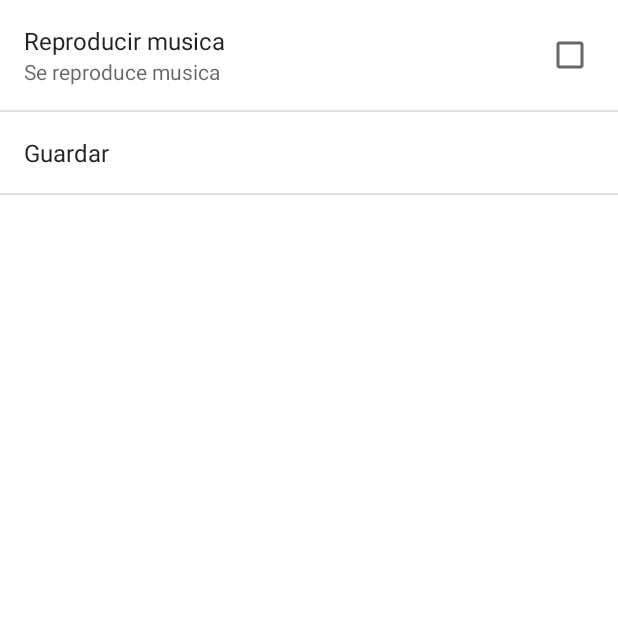
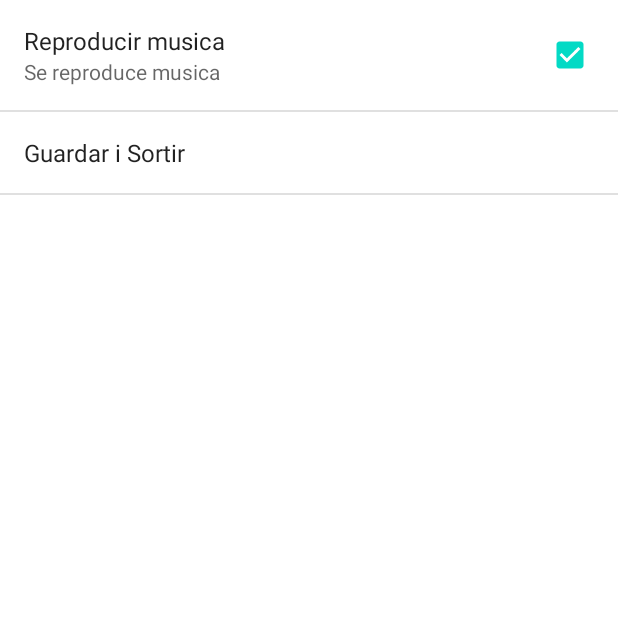
Before and after one commit to Hector423/ProjecteOrgueAPI23, an Android app: the screen it shows after launch (Preferencies), after a tap on "CONFIGURACIÓ", on a phone screen of 412 x 824 dp, the top half of it. Run offline under Robolectric (Android 15) with nearby library versions, the phone set to English and light mode, and no system bars.

Commit message:
musica preferencias done

```diff
--- a/app/src/main/java/com/example/projecteorgueapi23/MainActivity.java
+++ b/app/src/main/java/com/example/projecteorgueapi23/MainActivity.java
@@ -52,8 +52,15 @@ public class MainActivity extends AppCompatActivity {
         nom = findViewById(R.id.AfegirNom);
         iniciarPreguntes = findViewById(R.id.botoInici);
         preferencies = findViewById(R.id.preferencies);
+        SharedPreferences prefs = PreferenceManager.getDefaultSharedPreferences(this);
+        prefs.edit().putBoolean("musica", prefs.getBoolean("musica", true)).commit();
         if(musica.isUnMutedGeneral()) {
-            musica.playAudio(MainActivity.this);
+            if (!musica.isFirstReproduced()) {
+                musica.playAudio(MainActivity.this);
+                musica.setFirstReproduced(true);
+            } else {
+                musica.resumeAudio();
+            }
         }else{
             musica.pausaAudio();
         }
@@ -98,8 +105,6 @@ public class MainActivity extends AppCompatActivity {
 
         boolean prefMusica = pref.getBoolean("musica", true);
 
-//        Log.i("Booleano", "" + prefMusica);
-
         musica.setuNMutedGeneral(prefMusica);
     }
 }
--- a/app/src/main/java/com/example/projecteorgueapi23/Musica.java
+++ b/app/src/main/java/com/example/projecteorgueapi23/Musica.java
@@ -13,9 +13,11 @@ import java.util.Random;
 public class Musica {
     // MediaPlayer variables
     private static MediaPlayer mp = null;
-    private static final int maxVolumen = 60;
+    private static final float maxVolumen = 0.30f;
     private static boolean muted = true;
     private static boolean unMutedGeneral = true;
+
+    private static boolean firstReproduced = false;
 
     // SoundPool variables
     private static SoundPool sp = new SoundPool(5, AudioManager.STREAM_MUSIC, 0);
@@ -28,10 +30,10 @@ public class Musica {
 
     public static void playAudio(Context context) {
         mp.reset();
-        mp.setVolume(maxVolumen,maxVolumen);
         mp = MediaPlayer.create(context, R.raw.fondo);
         mp.setLooping(true);
         mp.start();
+        mp.setVolume(maxVolumen,maxVolumen);
     }
 
     public static void pausaAudio() {
@@ -43,6 +45,8 @@ public class Musica {
     public static void resumeAudio() {
         if (mp != null && !mp.isPlaying()) {
             mp.start();
+            mp.setLooping(true);
+            mp.setVolume(maxVolumen,maxVolumen);
         }
     }
 
@@ -54,6 +58,10 @@ public class Musica {
         Musica.unMutedGeneral = muted;
     }
 
+    public static boolean isFirstReproduced() { return firstReproduced; }
+
+    public static void setFirstReproduced(boolean firstReproduced) { Musica.firstReproduced = firstReproduced; }
+
     public static void soundButton(Context context) {
         soundId = sp.load(context, R.raw.boton, 1);
         sp.setOnLoadCompleteListener(new SoundPool.OnLoadCompleteListener() {
@@ -63,5 +71,4 @@ public class Musica {
             }
         });
     }
-
 }
--- a/app/src/main/java/com/example/projecteorgueapi23/PantallaEscollirGrup.java
+++ b/app/src/main/java/com/example/projecteorgueapi23/PantallaEscollirGrup.java
@@ -11,6 +11,7 @@ public class PantallaEscollirGrup extends AppCompatActivity {
 
 
     private Button botoA, botoB, botoC, botoD;
+    private Musica musica = new Musica();
 
     @Override
     protected void onCreate(Bundle savedInstanceState){
@@ -40,6 +41,9 @@ public class PantallaEscollirGrup extends AppCompatActivity {
         }
 
     public void openPantallaInici() {
+        if(musica.isUnMutedGeneral()) {
+            musica.soundButton(PantallaEscollirGrup.this);
+        }
         Intent intent = new Intent(this, PantallaInici.class);
         startActivity(intent);
     }
--- a/app/src/main/java/com/example/projecteorgueapi23/PantallaInfo.java
+++ b/app/src/main/java/com/example/projecteorgueapi23/PantallaInfo.java
@@ -9,6 +9,7 @@ import android.widget.Button;
 public class PantallaInfo extends AppCompatActivity {
 
     private Button botoTornar;
+    private Musica musica = new Musica();
     @Override
     protected void onCreate(Bundle savedInstanceState) {
         super.onCreate(savedInstanceState);
@@ -24,6 +25,9 @@ public class PantallaInfo extends AppCompatActivity {
 
 
     public void openPantallaInici(){
+        if(musica.isUnMutedGeneral()) {
+            musica.soundButton(PantallaInfo.this);
+        }
         Intent intent = new Intent(this, PantallaInici.class);
         startActivity(intent);
     }
--- a/app/src/main/java/com/example/projecteorgueapi23/PantallarConfirmarUbicacio.java
+++ b/app/src/main/java/com/example/projecteorgueapi23/PantallarConfirmarUbicacio.java
@@ -32,6 +32,8 @@ public class PantallarConfirmarUbicacio extends AppCompatActivity {
     private ImageView imagen1, imagen2, imagen3, imagen4, imagen5, imagen6;
     private Drawable drawable1, drawable2, drawable3, drawable4, drawable5, drawable6;
     private TextView pregunta;
+
+    private Musica musica = new Musica();
 
     /*
         Hacer que cuente como pregunta al continuar
@@ -125,6 +127,9 @@ El boton ejecutara el metodo para ir a la siguiente pregunta
         return "";
     }
     public void openSeguentPantalla(){
+        if(musica.isUnMutedGeneral()) {
+            musica.soundButton(PantallarConfirmarUbicacio.this);
+        }
         GlobalVariables.cont++;
         Intent intent = new Intent(this, PreguntasRelacionar.class);
         startActivity(intent);
--- a/app/src/main/res/xml/preferencies.xml
+++ b/app/src/main/res/xml/preferencies.xml
@@ -6,7 +6,6 @@
         android:summary="Se reproduce musica"/>
 
     <Preference
-        android:title="Guardar"
-        android:key="botonSave"
-        />
+        android:title="Guardar i Sortir"
+        android:key="botonSave"/>
 </PreferenceScreen>
```
Also changed, not shown: app/src/main/java/com/example/projecteorgueapi23/PantallaInici.java (+7 -0 lines), app/src/main/java/com/example/projecteorgueapi23/PantallaPreguntaMultiple.java (+8 -0 lines), app/src/main/java/com/example/projecteorgueapi23/Preferencies.java (+14 -1 lines), app/src/main/java/com/example/projecteorgueapi23/PreguntaClickImagenes.java (+8 -0 lines), app/src/main/java/com/example/projecteorgueapi23/PreguntasRelacionar.java (+8 -0 lines), app/src/main/java/com/example/projecteorgueapi23/PreguntasRespuestas.java (+14 -0 lines).
